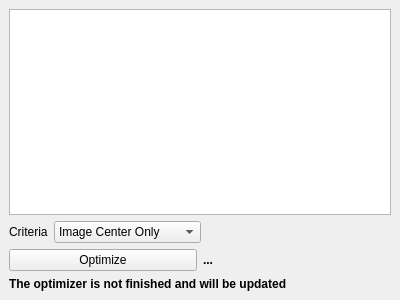
First picture: the form in DockOptimizer.ui, repository edeforas/Astree, before the edit.
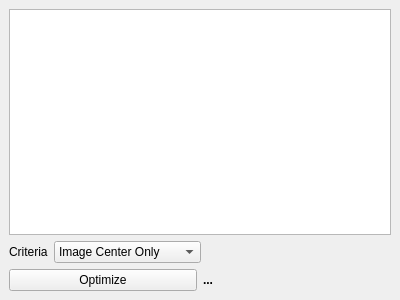
Second picture: the form after the edit.

The edit to the form file:
```diff
--- a/DockOptimizer.ui
+++ b/DockOptimizer.ui
@@ -96,434 +96,6 @@
       </item>
      </layout>
     </item>
-    <item row="5" column="0">
-     <widget class="QLabel" name="label_2">
-      <property name="palette">
-       <palette>
-        <active>
-         <colorrole role="WindowText">
-          <brush brushstyle="SolidPattern">
-           <color alpha="255">
-            <red>0</red>
-            <green>0</green>
-            <blue>0</blue>
-           </color>
-          </brush>
-         </colorrole>
-         <colorrole role="Button">
-          <brush brushstyle="SolidPattern">
-           <color alpha="255">
-            <red>240</red>
-            <green>31</green>
-            <blue>76</blue>
-           </color>
-          </brush>
-         </colorrole>
-         <colorrole role="Light">
-          <brush brushstyle="SolidPattern">
-           <color alpha="255">
-            <red>255</red>
-            <green>138</green>
-            <blue>163</blue>
-           </color>
-          </brush>
-         </colorrole>
-         <colorrole role="Midlight">
-          <brush brushstyle="SolidPattern">
-           <color alpha="255">
-            <red>247</red>
-            <green>84</green>
-            <blue>119</blue>
-           </color>
-          </brush>
-         </colorrole>
-         <colorrole role="Dark">
-          <brush brushstyle="SolidPattern">
-           <color alpha="255">
-            <red>120</red>
-            <green>15</green>
-            <blue>38</blue>
-           </color>
-          </brush>
-         </colorrole>
-         <colorrole role="Mid">
-          <brush brushstyle="SolidPattern">
-           <color alpha="255">
-            <red>160</red>
-            <green>20</green>
-            <blue>50</blue>
-           </color>
-          </brush>
-         </colorrole>
-         <colorrole role="Text">
-          <brush brushstyle="SolidPattern">
-           <color alpha="255">
-            <red>0</red>
-            <green>0</green>
-            <blue>0</blue>
-           </color>
-          </brush>
-         </colorrole>
-         <colorrole role="BrightText">
-          <brush brushstyle="SolidPattern">
-           <color alpha="255">
-            <red>255</red>
-            <green>255</green>
-            <blue>255</blue>
-           </color>
-          </brush>
-         </colorrole>
-         <colorrole role="ButtonText">
-          <brush brushstyle="SolidPattern">
-           <color alpha="255">
-            <red>0</red>
-            <green>0</green>
-            <blue>0</blue>
-           </color>
-          </brush>
-         </colorrole>
-         <colorrole role="Base">
-          <brush brushstyle="SolidPattern">
-           <color alpha="255">
-            <red>255</red>
-            <green>255</green>
-            <blue>255</blue>
-           </color>
-          </brush>
-         </colorrole>
-         <colorrole role="Window">
-          <brush brushstyle="SolidPattern">
-           <color alpha="255">
-            <red>240</red>
-            <green>31</green>
-            <blue>76</blue>
-           </color>
-          </brush>
-         </colorrole>
-         <colorrole role="Shadow">
-          <brush brushstyle="SolidPattern">
-           <color alpha="255">
-            <red>0</red>
-            <green>0</green>
-            <blue>0</blue>
-           </color>
-          </brush>
-         </colorrole>
-         <colorrole role="AlternateBase">
-          <brush brushstyle="SolidPattern">
-           <color alpha="255">
-            <red>247</red>
-            <green>143</green>
-            <blue>165</blue>
-           </color>
-          </brush>
-         </colorrole>
-         <colorrole role="ToolTipBase">
-          <brush brushstyle="SolidPattern">
-           <color alpha="255">
-            <red>255</red>
-            <green>255</green>
-            <blue>220</blue>
-           </color>
-          </brush>
-         </colorrole>
-         <colorrole role="ToolTipText">
-          <brush brushstyle="SolidPattern">
-           <color alpha="255">
-            <red>0</red>
-            <green>0</green>
-            <blue>0</blue>
-           </color>
-          </brush>
-         </colorrole>
-        </active>
-        <inactive>
-         <colorrole role="WindowText">
-          <brush brushstyle="SolidPattern">
-           <color alpha="255">
-            <red>0</red>
-            <green>0</green>
-            <blue>0</blue>
-           </color>
-          </brush>
-         </colorrole>
-         <colorrole role="Button">
-          <brush brushstyle="SolidPattern">
-           <color alpha="255">
-            <red>240</red>
-            <green>31</green>
-            <blue>76</blue>
-           </color>
-          </brush>
-         </colorrole>
-         <colorrole role="Light">
-          <brush brushstyle="SolidPattern">
-           <color alpha="255">
-            <red>255</red>
-            <green>138</green>
-            <blue>163</blue>
-           </color>
-          </brush>
-         </colorrole>
-         <colorrole role="Midlight">
-          <brush brushstyle="SolidPattern">
-           <color alpha="255">
-            <red>247</red>
-            <green>84</green>
-            <blue>119</blue>
-           </color>
-          </brush>
-         </colorrole>
-         <colorrole role="Dark">
-          <brush brushstyle="SolidPattern">
-           <color alpha="255">
-            <red>120</red>
-            <green>15</green>
-            <blue>38</blue>
-           </color>
-          </brush>
-         </colorrole>
-         <colorrole role="Mid">
-          <brush brushstyle="SolidPattern">
-           <color alpha="255">
-            <red>160</red>
-            <green>20</green>
-            <blue>50</blue>
-           </color>
-          </brush>
-         </colorrole>
-         <colorrole role="Text">
-          <brush brushstyle="SolidPattern">
-           <color alpha="255">
-            <red>0</red>
-            <green>0</green>
-            <blue>0</blue>
-           </color>
-          </brush>
-         </colorrole>
-         <colorrole role="BrightText">
-          <brush brushstyle="SolidPattern">
-           <color alpha="255">
-            <red>255</red>
-            <green>255</green>
-            <blue>255</blue>
-           </color>
-          </brush>
-         </colorrole>
-         <colorrole role="ButtonText">
-          <brush brushstyle="SolidPattern">
-           <color alpha="255">
-            <red>0</red>
-            <green>0</green>
-            <blue>0</blue>
-           </color>
-          </brush>
-         </colorrole>
-         <colorrole role="Base">
-          <brush brushstyle="SolidPattern">
-           <color alpha="255">
-            <red>255</red>
-            <green>255</green>
-            <blue>255</blue>
-           </color>
-          </brush>
-         </colorrole>
-         <colorrole role="Window">
-          <brush brushstyle="SolidPattern">
-           <color alpha="255">
-            <red>240</red>
-            <green>31</green>
-            <blue>76</blue>
-           </color>
-          </brush>
-         </colorrole>
-         <colorrole role="Shadow">
-          <brush brushstyle="SolidPattern">
-           <color alpha="255">
-            <red>0</red>
-            <green>0</green>
-            <blue>0</blue>
-           </color>
-          </brush>
-         </colorrole>
-         <colorrole role="AlternateBase">
-          <brush brushstyle="SolidPattern">
-           <color alpha="255">
-            <red>247</red>
-            <green>143</green>
-            <blue>165</blue>
-           </color>
-          </brush>
-         </colorrole>
-         <colorrole role="ToolTipBase">
-          <brush brushstyle="SolidPattern">
-           <color alpha="255">
-            <red>255</red>
-            <green>255</green>
-            <blue>220</blue>
-           </color>
-          </brush>
-         </colorrole>
-         <colorrole role="ToolTipText">
-          <brush brushstyle="SolidPattern">
-           <color alpha="255">
-            <red>0</red>
-            <green>0</green>
-            <blue>0</blue>
-           </color>
-          </brush>
-         </colorrole>
-        </inactive>
-        <disabled>
-         <colorrole role="WindowText">
-          <brush brushstyle="SolidPattern">
-           <color alpha="255">
-            <red>120</red>
-            <green>15</green>
-            <blue>38</blue>
-           </color>
-          </brush>
-         </colorrole>
-         <colorrole role="Button">
-          <brush brushstyle="SolidPattern">
-           <color alpha="255">
-            <red>240</red>
-            <green>31</green>
-            <blue>76</blue>
-           </color>
-          </brush>
-         </colorrole>
-         <colorrole role="Light">
-          <brush brushstyle="SolidPattern">
-           <color alpha="255">
-            <red>255</red>
-            <green>138</green>
-            <blue>163</blue>
-           </color>
-          </brush>
-         </colorrole>
-         <colorrole role="Midlight">
-          <brush brushstyle="SolidPattern">
-           <color alpha="255">
-            <red>247</red>
-            <green>84</green>
-            <blue>119</blue>
-           </color>
-          </brush>
-         </colorrole>
-         <colorrole role="Dark">
-          <brush brushstyle="SolidPattern">
-           <color alpha="255">
-            <red>120</red>
-            <green>15</green>
-            <blue>38</blue>
-           </color>
-          </brush>
-         </colorrole>
-         <colorrole role="Mid">
-          <brush brushstyle="SolidPattern">
-           <color alpha="255">
-            <red>160</red>
-            <green>20</green>
-            <blue>50</blue>
-           </color>
-          </brush>
-         </colorrole>
-         <colorrole role="Text">
-          <brush brushstyle="SolidPattern">
-           <color alpha="255">
-            <red>120</red>
-            <green>15</green>
-            <blue>38</blue>
-           </color>
-          </brush>
-         </colorrole>
-         <colorrole role="BrightText">
-          <brush brushstyle="SolidPattern">
-           <color alpha="255">
-            <red>255</red>
-            <green>255</green>
-            <blue>255</blue>
-           </color>
-          </brush>
-         </colorrole>
-         <colorrole role="ButtonText">
-          <brush brushstyle="SolidPattern">
-           <color alpha="255">
-            <red>120</red>
-            <green>15</green>
-            <blue>38</blue>
-           </color>
-          </brush>
-         </colorrole>
-         <colorrole role="Base">
-          <brush brushstyle="SolidPattern">
-           <color alpha="255">
-            <red>240</red>
-            <green>31</green>
-            <blue>76</blue>
-           </color>
-          </brush>
-         </colorrole>
-         <colorrole role="Window">
-          <brush brushstyle="SolidPattern">
-           <color alpha="255">
-            <red>240</red>
-            <green>31</green>
-            <blue>76</blue>
-           </color>
-          </brush>
-         </colorrole>
-         <colorrole role="Shadow">
-          <brush brushstyle="SolidPattern">
-           <color alpha="255">
-            <red>0</red>
-            <green>0</green>
-            <blue>0</blue>
-           </color>
-          </brush>
-         </colorrole>
-         <colorrole role="AlternateBase">
-          <brush brushstyle="SolidPattern">
-           <color alpha="255">
-            <red>240</red>
-            <green>31</green>
-            <blue>76</blue>
-           </color>
-          </brush>
-         </colorrole>
-         <colorrole role="ToolTipBase">
-          <brush brushstyle="SolidPattern">
-           <color alpha="255">
-            <red>255</red>
-            <green>255</green>
-            <blue>220</blue>
-           </color>
-          </brush>
-         </colorrole>
-         <colorrole role="ToolTipText">
-          <brush brushstyle="SolidPattern">
-           <color alpha="255">
-            <red>0</red>
-            <green>0</green>
-            <blue>0</blue>
-           </color>
-          </brush>
-         </colorrole>
-        </disabled>
-       </palette>
-      </property>
-      <property name="font">
-       <font>
-        <weight>75</weight>
-        <bold>true</bold>
-       </font>
-      </property>
-      <property name="text">
-       <string>The optimizer is not finished and will be updated</string>
-      </property>
-     </widget>
-    </item>
    </layout>
   </widget>
  </widget>
```
